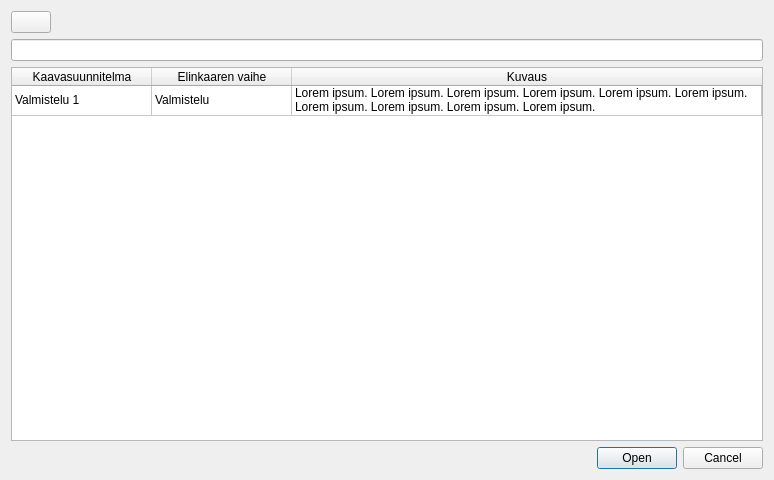
The window that arho_feature_template/gui/dialogs/manage_plans.ui (GispoCoding/arho-qgis-plugin) describes before a commit, drawn with Qt 5.
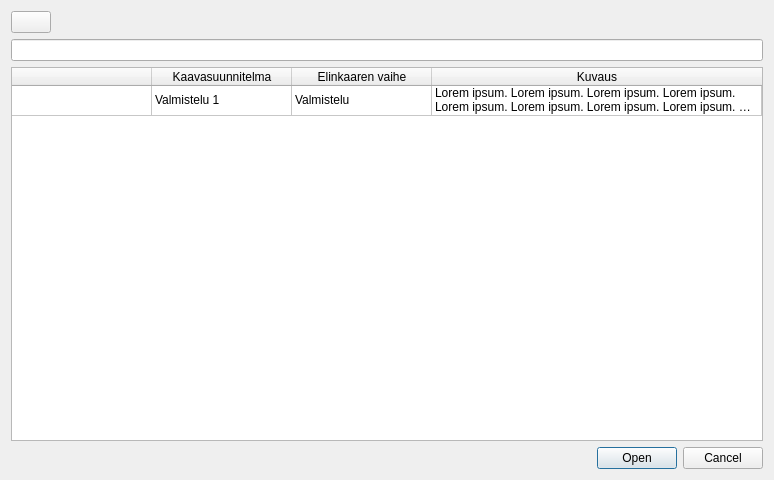
The same window after the commit. Custom widgets are drawn as their Qt base class.

Commit message: add locked field to Plan model and lock UI elements

Diff of the .ui file:
```diff
--- a/arho_feature_template/gui/dialogs/manage_plans.ui
+++ b/arho_feature_template/gui/dialogs/manage_plans.ui
@@ -77,6 +77,9 @@
      <attribute name="horizontalHeaderCascadingSectionResizes">
       <bool>false</bool>
      </attribute>
+     <attribute name="horizontalHeaderMinimumSectionSize">
+      <number>20</number>
+     </attribute>
      <attribute name="horizontalHeaderDefaultSectionSize">
       <number>140</number>
      </attribute>
@@ -91,6 +94,11 @@
        <string>New Row</string>
       </property>
      </row>
+     <column>
+      <property name="text">
+       <string/>
+      </property>
+     </column>
      <column>
       <property name="text">
        <string>Kaavasuunnitelma</string>
@@ -106,17 +114,17 @@
        <string>Kuvaus</string>
       </property>
      </column>
-     <item row="0" column="0">
-      <property name="text">
-       <string>Valmistelu 1</string>
-      </property>
-     </item>
      <item row="0" column="1">
       <property name="text">
-       <string>Valmistelu</string>
+       <string>Valmistelu 1</string>
       </property>
      </item>
      <item row="0" column="2">
+      <property name="text">
+       <string>Valmistelu</string>
+      </property>
+     </item>
+     <item row="0" column="3">
       <property name="text">
        <string>Lorem ipsum. Lorem ipsum. Lorem ipsum. Lorem ipsum. Lorem ipsum. Lorem ipsum. Lorem ipsum. Lorem ipsum. Lorem ipsum. Lorem ipsum.</string>
       </property>
```
The commit also changes 4 other files.
